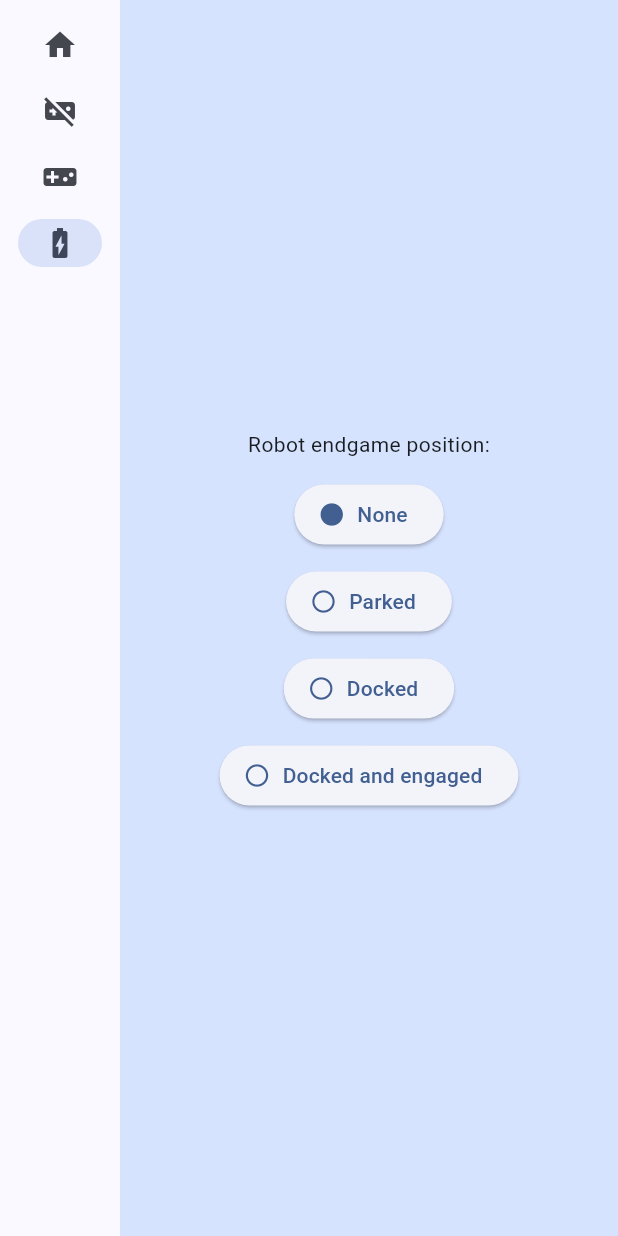
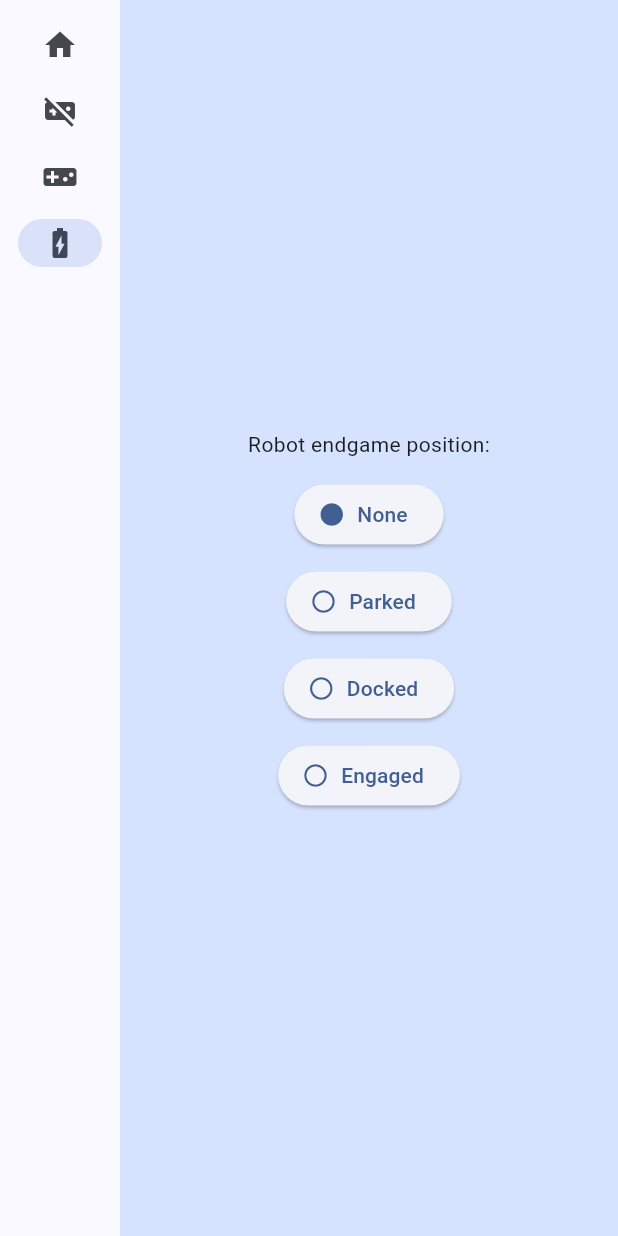
Before and after one commit to Team865/scouting_app_865_2023, a Flutter app: the screen it shows after launch, after a tap on "Auto", after a tap on "Endgame", on a phone screen of 412 x 824 dp. Run offline on Flutter 3.47's test engine with Material 2 defaults, Android fonts, the phone set to English and light mode, and no system bars.

Commit message:
removed scouters name, edited endgame page

```diff
--- a/lib/pages/endgame.dart
+++ b/lib/pages/endgame.dart
@@ -48,7 +48,7 @@ class _EndgamePageState extends State<EndgamePage> {
               value: EndgamePosition.docked,
               selection: appState.endgamePosition),
           ToggleChip(
-              text: "Docked and engaged",
+              text: "Engaged",
               onPressed: updateEndgamePosition,
               value: EndgamePosition.engaged,
               selection: appState.endgamePosition),
--- a/lib/pages/generator.dart
+++ b/lib/pages/generator.dart
@@ -30,13 +30,6 @@ class _GeneratorPageState extends State<GeneratorPage> {
         //centres the column in the GeneratorPage widget
         mainAxisAlignment: MainAxisAlignment.center,
         children: <Widget>[
-          const Padding(
-            //gives the text more space
-            padding: EdgeInsets.all(8.0),
-            child: Text('Scouter name:'),
-          ),
-          //add place to input your name here
-          const SizedBox(height: 8), //creates a gap before the next item
           const Padding(
             padding: EdgeInsets.all(8.0),
             child: Text('Team number:'),
```
Also changed, not shown: pubspec.lock.
